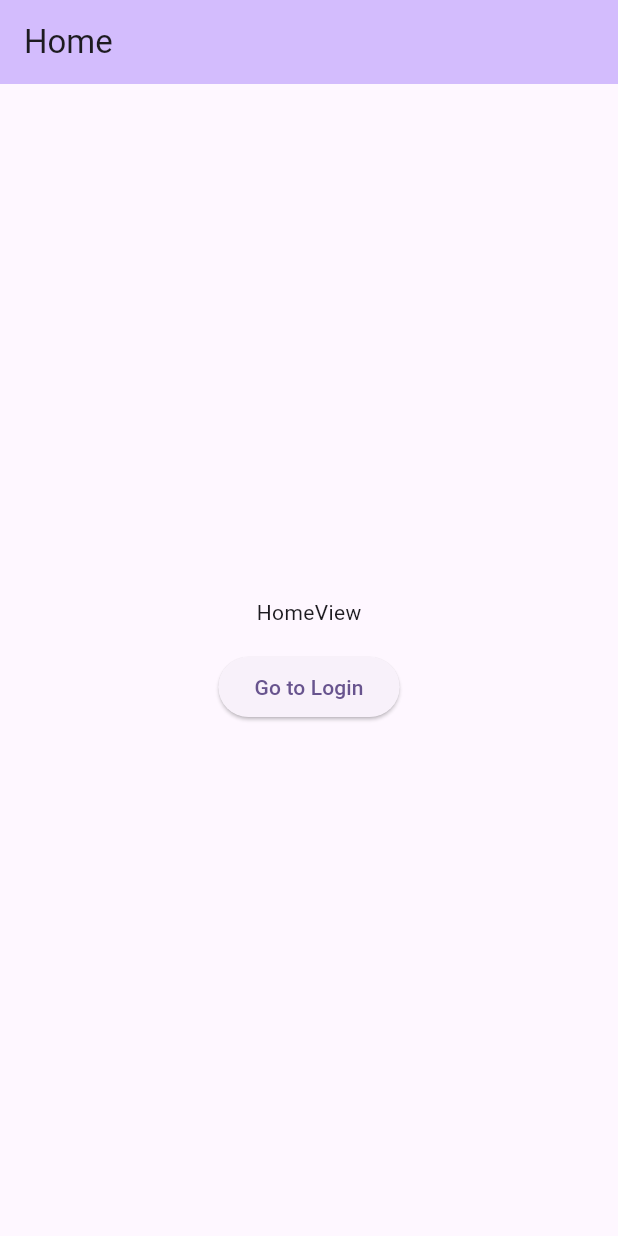
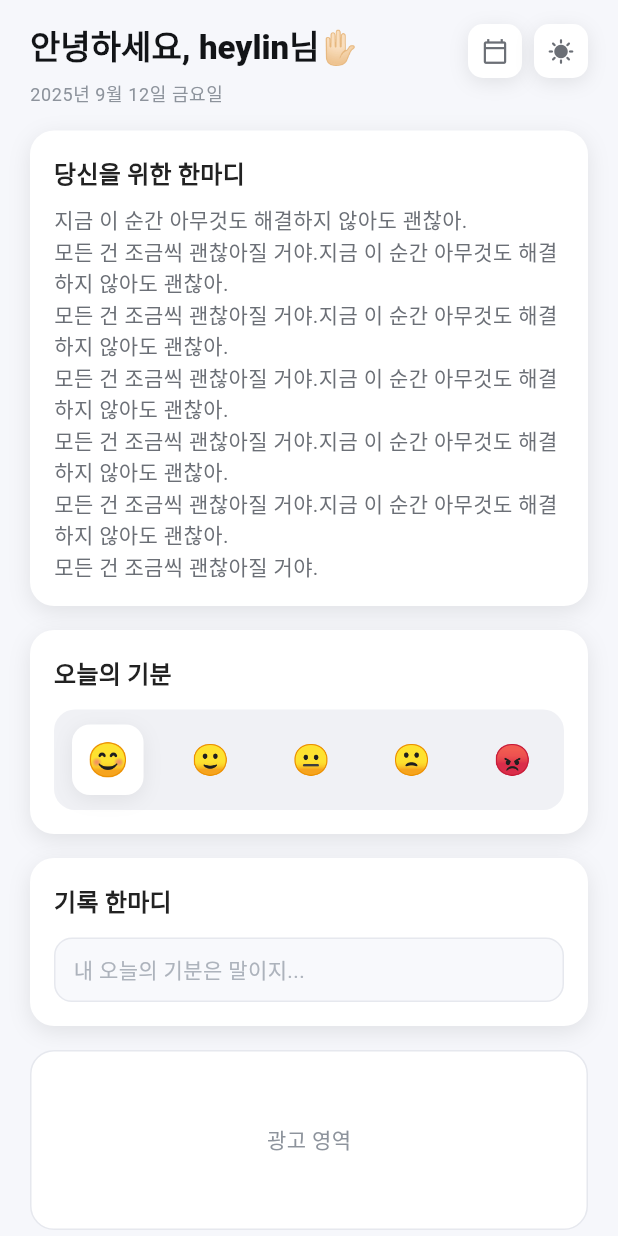
Before and after one commit to mmiemmiedevelop/flutter_mind_avenue, a Flutter app: the screen it shows after launch, on a phone screen of 412 x 824 dp. Run offline on Flutter 3.47's test engine with Material 3 defaults, Android fonts, the phone set to English and light mode, and no system bars.

Commit message:
feat: 홈 UI 완료

```diff
--- a/lib/app.dart
+++ b/lib/app.dart
@@ -1,6 +1,5 @@
 import 'package:flutter/material.dart';
 import 'views/home/home_view.dart';
-import 'views/login/login_view.dart';
 
 class App extends StatelessWidget {
   const App({super.key});
@@ -12,10 +11,7 @@ class App extends StatelessWidget {
       theme: ThemeData(
         colorScheme: ColorScheme.fromSeed(seedColor: Colors.deepPurple),
       ),
-      routes: {
-        '/': (context) => const HomeView(),
-        '/login': (context) => const LoginView(),
-      },
+      routes: {'/': (context) => const HomeView()},
     );
   }
 }
--- a/lib/views/home/home_view.dart
+++ b/lib/views/home/home_view.dart
@@ -1,30 +1,158 @@
 import 'package:flutter/material.dart';
+import 'package:moodavenue/widgets/card_container.dart';
+import 'package:moodavenue/widgets/icon_badge.dart';
+import 'package:moodavenue/views/home/widgets/mood_selector_bar.dart';
+import 'package:moodavenue/views/home/widgets/note_input.dart';
+import 'package:moodavenue/widgets/ad_placeholder.dart';
 
+/// 홈 화면
+///
+/// 디자인 레퍼런스(첨부 이미지)를 기준으로 다음 섹션으로 구성됩니다.
+/// ---- HEADER: 인사말, 날짜, 우측 상단 아이콘들
+/// ---- QUOTE: "당신을 위한 한마디" 카드
+/// ---- MOOD: "오늘의 기분" 이모지 선택 바
+/// ---- NOTE: "기록 한마디" 텍스트 입력 카드
+/// ---- AD: 광고 영역(플레이스홀더)
 class HomeView extends StatelessWidget {
   const HomeView({super.key});
 
   @override
   Widget build(BuildContext context) {
+    final theme = Theme.of(context);
+    final textTheme = theme.textTheme;
+
     return Scaffold(
-      appBar: AppBar(
-        title: const Text('Home'),
-        backgroundColor: Theme.of(context).colorScheme.inversePrimary,
-      ),
-      body: Center(
-        child: Column(
-          mainAxisAlignment: MainAxisAlignment.center,
-          children: [
-            const Text('HomeView'),
-            const SizedBox(height: 16),
-            ElevatedButton(
-              onPressed: () {
-                Navigator.pushNamed(context, '/login');
-              },
-              child: const Text('Go to Login'),
-            ),
-          ],
+      backgroundColor: const Color(0xFFF6F7FB),
+      body: SafeArea(
+        child: SingleChildScrollView(
+          padding: const EdgeInsets.symmetric(horizontal: 20, vertical: 16),
+          child: Column(
+            crossAxisAlignment: CrossAxisAlignment.start,
+            children: [
+              // ---- HEADER ---------------------------------------------------
+              _HeaderSection(),
+              const SizedBox(height: 16),
+
+              // ---- QUOTE ----------------------------------------------------
+              CardContainer(
+                child: Column(
+                  crossAxisAlignment: CrossAxisAlignment.start,
+                  children: [
+                    Text(
+                      '당신을 위한 한마디',
+                      style: textTheme.titleMedium?.copyWith(
+                        fontWeight: FontWeight.w700,
+                        color: const Color(0xFF222222),
+                      ),
+                    ),
+                    const SizedBox(height: 8),
+                    Text(
+                      '지금 이 순간 아무것도 해결하지 않아도 괜찮아.\n모든 건 조금씩 괜찮아질 거야.지금 이 순간 아무것도 해결하지 않아도 괜찮아.\n모든 건 조금씩 괜찮아질 거야.지금 이 순간 아무것도 해결하지 않아도 괜찮아.\n모든 건 조금씩 괜찮아질 거야.지금 이 순간 아무것도 해결하지 않아도 괜찮아.\n모든 건 조금씩 괜찮아질 거야.지금 이 순간 아무것도 해결하지 않아도 괜찮아.\n모든 건 조금씩 괜찮아질 거야.지금 이 순간 아무것도 해결하지 않아도 괜찮아.\n모든 건 조금씩 괜찮아질 거야.',
+                      style: textTheme.bodyMedium?.copyWith(
+                        color: const Color(0xFF6B6F76),
+                        height: 1.4,
+                      ),
+                    ),
+                  ],
+                ),
+              ),
+
+              const SizedBox(height: 16),
+
+              // ---- MOOD -----------------------------------------------------
+              CardContainer(
+                child: Column(
+                  crossAxisAlignment: CrossAxisAlignment.start,
+                  children: [
+                    Text(
+                      '오늘의 기분',
+                      style: textTheme.titleMedium?.copyWith(
+                        fontWeight: FontWeight.w700,
+                        color: const Color(0xFF222222),
+                      ),
+                    ),
+                    const SizedBox(height: 12),
+                    const MoodSelectorBar(),
+                  ],
+                ),
+              ),
+
+              const SizedBox(height: 16),
+
+              // ---- NOTE -----------------------------------------------------
+              CardContainer(
+                child: Column(
+                  crossAxisAlignment: CrossAxisAlignment.start,
+                  children: [
+                    Text(
+                      '기록 한마디',
+                      style: textTheme.titleMedium?.copyWith(
+                        fontWeight: FontWeight.w700,
+                        color: const Color(0xFF222222),
+                      ),
+                    ),
+                    const SizedBox(height: 12),
+                    NoteInput(textTheme: textTheme),
+                  ],
+                ),
+              ),
+
+              const SizedBox(height: 16),
+
+              // ---- AD -------------------------------------------------------
+              const AdPlaceholder(),
+            ],
+          ),
         ),
       ),
     );
   }
 }
+
+// ---- HEADER 섹션 -----------------------------------------------------------
+class _HeaderSection extends StatelessWidget {
+  @override
+  Widget build(BuildContext context) {
+    final textTheme = Theme.of(context).textTheme;
+
+    return Column(
+      crossAxisAlignment: CrossAxisAlignment.start,
+      children: [
+        Row(
+          crossAxisAlignment: CrossAxisAlignment.start,
+          children: [
+            Expanded(
+              child: Column(
+                crossAxisAlignment: CrossAxisAlignment.start,
+                children: [
+                  Text(
+                    '안녕하세요, heylin님✋🏻',
+                    style: textTheme.titleLarge?.copyWith(
+                      fontWeight: FontWeight.w800,
+                      color: const Color(0xFF121417),
+                    ),
+                  ),
+                  const SizedBox(height: 8),
+                  Text(
+                    '2025년 9월 12일 금요일',
+                    style: textTheme.bodySmall?.copyWith(
+                      color: const Color(0xFF8D939C),
+                    ),
+                  ),
+                ],
+              ),
+            ),
+            const SizedBox(width: 12),
+            Row(
+              children: [
+                const IconBadge(icon: Icons.calendar_today_outlined),
+                const SizedBox(width: 8),
+                const IconBadge(icon: Icons.sunny),
+              ],
+            ),
+          ],
+        ),
+      ],
+    );
+  }
+}
--- /dev/null
+++ b/lib/views/home/widgets/mood_selector_bar.dart
@@ -0,0 +1,56 @@
+import 'package:flutter/material.dart';
+
+/// ---- MOOD 선택 바 ----------------------------------------------------------
+class MoodSelectorBar extends StatefulWidget {
+  const MoodSelectorBar({super.key});
+
+  @override
+  State<MoodSelectorBar> createState() => _MoodSelectorBarState();
+}
+
+class _MoodSelectorBarState extends State<MoodSelectorBar> {
+  final List<String> _emojis = ['😊', '🙂', '😐', '🙁', '😡'];
+  int _selectedIndex = 0;
+
+  @override
+  Widget build(BuildContext context) {
+    return Container(
+      padding: const EdgeInsets.symmetric(horizontal: 12, vertical: 10),
+      decoration: BoxDecoration(
+        color: const Color(0xFFF0F1F5),
+        borderRadius: BorderRadius.circular(14),
+      ),
+      child: Row(
+        mainAxisAlignment: MainAxisAlignment.spaceBetween,
+        children: List.generate(_emojis.length, (index) {
+          final bool isSelected = index == _selectedIndex;
+          return GestureDetector(
+            onTap: () => setState(() => _selectedIndex = index),
+            child: AnimatedContainer(
+              duration: const Duration(milliseconds: 180),
+              curve: Curves.easeOut,
+              padding: const EdgeInsets.symmetric(horizontal: 10, vertical: 8),
+              decoration: BoxDecoration(
+                color: isSelected ? Colors.white : Colors.transparent,
+                borderRadius: BorderRadius.circular(12),
+                boxShadow: isSelected
+                    ? const [
+                        BoxShadow(
+                          color: Color(0x141C1E21),
+                          blurRadius: 10,
+                          offset: Offset(0, 3),
+                        ),
+                      ]
+                    : null,
+              ),
+              child: Text(
+                _emojis[index],
+                style: TextStyle(fontSize: isSelected ? 22 : 20),
+              ),
+            ),
+          );
+        }),
+      ),
+    );
+  }
+}
--- /dev/null
+++ b/lib/views/home/widgets/note_input.dart
@@ -0,0 +1,36 @@
+import 'package:flutter/material.dart';
+
+/// ---- NOTE 입력 -------------------------------------------------------------
+class NoteInput extends StatelessWidget {
+  const NoteInput({super.key, required this.textTheme});
+
+  final TextTheme textTheme;
+
+  @override
+  Widget build(BuildContext context) {
+    return Container(
+      padding: const EdgeInsets.symmetric(horizontal: 12, vertical: 10),
+      decoration: BoxDecoration(
+        color: const Color(0xFFF8F9FC),
+        borderRadius: BorderRadius.circular(12),
+        border: Border.all(color: const Color(0xFFE6E8EE)),
+      ),
+      child: Row(
+        children: [
+          Expanded(
+            child: TextField(
+              maxLines: 1,
+              style: textTheme.bodyMedium,
+              decoration: InputDecoration.collapsed(
+                hintText: '내 오늘의 기분은 말이지...',
+                hintStyle: textTheme.bodyMedium?.copyWith(
+                  color: const Color(0xFFADB3BC),
+                ),
+              ),
+            ),
+          ),
+        ],
+      ),
+    );
+  }
+}
--- a/lib/views/login/login_view.dart
+++ /dev/null
@@ -1,16 +0,0 @@
-import 'package:flutter/material.dart';
-
-class LoginView extends StatelessWidget {
-  const LoginView({super.key});
-
-  @override
-  Widget build(BuildContext context) {
-    return Scaffold(
-      appBar: AppBar(
-        title: const Text('Login'),
-        backgroundColor: Theme.of(context).colorScheme.inversePrimary,
-      ),
-      body: const Center(child: Text('LoginView')),
-    );
-  }
-}
--- a/lib/views/login/login_viewmodel.dart
+++ /dev/null
@@ -1,3 +0,0 @@
-class LoginViewModel {
-  const LoginViewModel();
-}
--- /dev/null
+++ b/lib/widgets/ad_placeholder.dart
@@ -0,0 +1,22 @@
+import 'package:flutter/material.dart';
+
+/// ---- AD 플레이스홀더 -------------------------------------------------------
+class AdPlaceholder extends StatelessWidget {
+  const AdPlaceholder({super.key});
+
+  @override
+  Widget build(BuildContext context) {
+    return Container(
+      width: double.infinity,
+      height: 120,
+      decoration: BoxDecoration(
+        color: Colors.white,
+        borderRadius: BorderRadius.circular(16),
+        border: Border.all(color: const Color(0xFFE6E8EE)),
+      ),
+      child: const Center(
+        child: Text('광고 영역', style: TextStyle(color: Color(0xFF8D939C))),
+      ),
+    );
+  }
+}
--- /dev/null
+++ b/lib/widgets/card_container.dart
@@ -0,0 +1,28 @@
+import 'package:flutter/material.dart';
+
+/// ---- REUSABLE: 공통 카드 컨테이너 -----------------------------------------
+class CardContainer extends StatelessWidget {
+  const CardContainer({super.key, required this.child});
+
+  final Widget child;
+
+  @override
+  Widget build(BuildContext context) {
+    return Container(
+      width: double.infinity,
+      padding: const EdgeInsets.all(16),
+      decoration: BoxDecoration(
+        color: Colors.white,
+        borderRadius: BorderRadius.circular(16),
+        boxShadow: const [
+          BoxShadow(
+            color: Color(0x1A1C1E21),
+            blurRadius: 12,
+            offset: Offset(0, 4),
+          ),
+        ],
+      ),
+      child: child,
+    );
+  }
+}
--- /dev/null
+++ b/lib/widgets/icon_badge.dart
@@ -0,0 +1,28 @@
+import 'package:flutter/material.dart';
+
+/// ---- 공통 아이콘 배지 -----------------------------------------------------
+class IconBadge extends StatelessWidget {
+  const IconBadge({super.key, required this.icon});
+
+  final IconData icon;
+
+  @override
+  Widget build(BuildContext context) {
+    return Container(
+      width: 36,
+      height: 36,
+      decoration: BoxDecoration(
+        color: Colors.white,
+        borderRadius: BorderRadius.circular(10),
+        boxShadow: const [
+          BoxShadow(
+            color: Color(0x1A1C1E21),
+            blurRadius: 10,
+            offset: Offset(0, 3),
+          ),
+        ],
+      ),
+      child: Icon(icon, size: 18, color: const Color(0xFF6B6F76)),
+    );
+  }
+}
```
